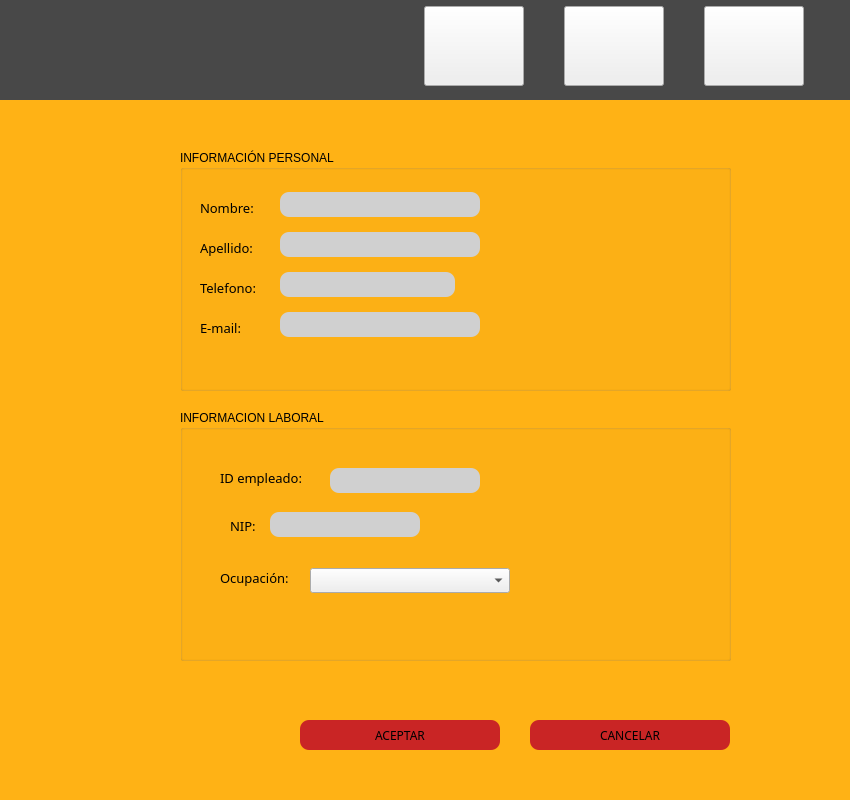
This is gerente_menu.ui in DanielPerMon/proyectoSaboreno as Qt 5 draws it before an edit. The edited form follows.
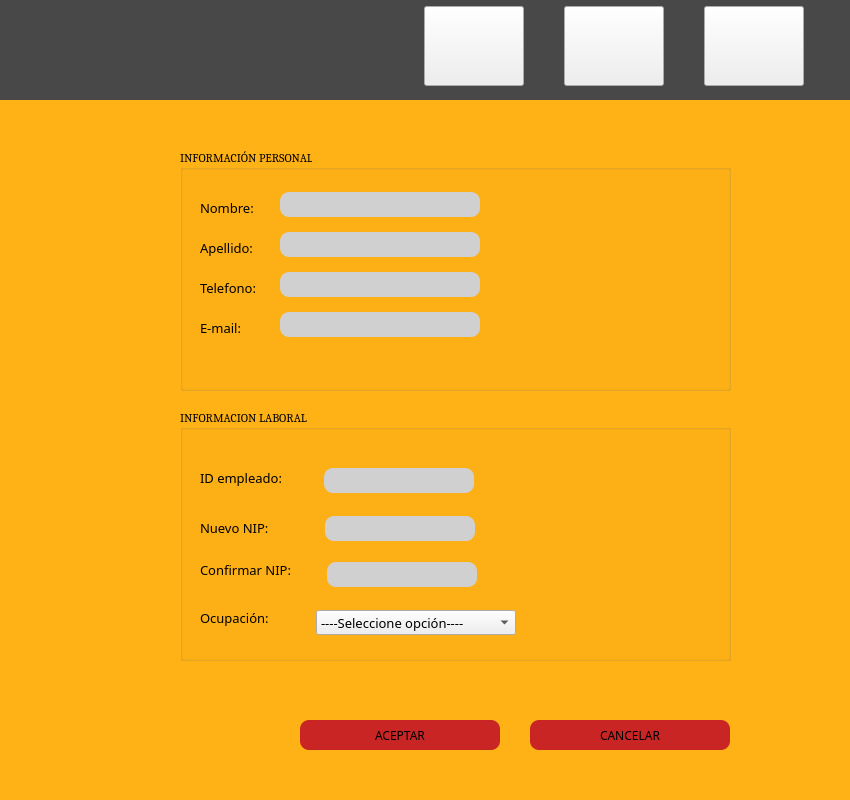
This is the edited form. The open tabs and pages were chosen to show the change. Icons and pictures are not drawn.

Commit message: se agrega inicio de sesión para gerente, un ícono para las ventanas, comentarios e inserción de usuarios

The edit to the form file:
```diff
--- a/gerente_menu.ui
+++ b/gerente_menu.ui
@@ -74,14 +74,19 @@
        <height>251</height>
       </rect>
      </property>
+     <property name="font">
+      <font>
+       <family>Cambria</family>
+      </font>
+     </property>
      <property name="title">
       <string>INFORMACION LABORAL</string>
      </property>
      <widget class="QLineEdit" name="nip_lineEdit">
       <property name="geometry">
        <rect>
-        <x>90</x>
-        <y>102</y>
+        <x>145</x>
+        <y>106</y>
         <width>150</width>
         <height>25</height>
        </rect>
@@ -92,11 +97,14 @@
 border:1px;
 border-radius:9px;}</string>
       </property>
+      <property name="echoMode">
+       <enum>QLineEdit::Password</enum>
+      </property>
      </widget>
      <widget class="QLineEdit" name="id_lineEdit">
       <property name="geometry">
        <rect>
-        <x>150</x>
+        <x>144</x>
         <y>58</y>
         <width>150</width>
         <height>25</height>
@@ -112,7 +120,7 @@
      <widget class="QLabel" name="label_6">
       <property name="geometry">
        <rect>
-        <x>40</x>
+        <x>20</x>
         <y>60</y>
         <width>101</width>
         <height>16</height>
@@ -131,10 +139,10 @@
      <widget class="QLabel" name="label_7">
       <property name="geometry">
        <rect>
-        <x>50</x>
+        <x>20</x>
         <y>108</y>
-        <width>41</width>
-        <height>16</height>
+        <width>91</width>
+        <height>20</height>
        </rect>
       </property>
       <property name="font">
@@ -144,14 +152,14 @@
        </font>
       </property>
       <property name="text">
-       <string>NIP:</string>
+       <string>Nuevo NIP:</string>
       </property>
      </widget>
      <widget class="QLabel" name="label_8">
       <property name="geometry">
        <rect>
-        <x>40</x>
-        <y>160</y>
+        <x>20</x>
+        <y>200</y>
         <width>91</width>
         <height>16</height>
        </rect>
@@ -169,11 +177,85 @@
      <widget class="QComboBox" name="ocupacion_comboBox">
       <property name="geometry">
        <rect>
-        <x>130</x>
-        <y>158</y>
+        <x>136</x>
+        <y>200</y>
         <width>200</width>
         <height>25</height>
        </rect>
+      </property>
+      <property name="font">
+       <font>
+        <family>Calisto MT</family>
+        <pointsize>10</pointsize>
+       </font>
+      </property>
+      <item>
+       <property name="text">
+        <string>----Seleccione opción----</string>
+       </property>
+      </item>
+      <item>
+       <property name="text">
+        <string>Cajero</string>
+       </property>
+      </item>
+      <item>
+       <property name="text">
+        <string>Mesero</string>
+       </property>
+      </item>
+      <item>
+       <property name="text">
+        <string>Cocinero</string>
+       </property>
+      </item>
+      <item>
+       <property name="text">
+        <string>Bartender</string>
+       </property>
+      </item>
+      <item>
+       <property name="text">
+        <string>Anfitrión</string>
+       </property>
+      </item>
+     </widget>
+     <widget class="QLabel" name="label_9">
+      <property name="geometry">
+       <rect>
+        <x>20</x>
+        <y>150</y>
+        <width>111</width>
+        <height>20</height>
+       </rect>
+      </property>
+      <property name="font">
+       <font>
+        <family>Calisto MT</family>
+        <pointsize>10</pointsize>
+       </font>
+      </property>
+      <property name="text">
+       <string>Confirmar NIP:</string>
+      </property>
+     </widget>
+     <widget class="QLineEdit" name="confirmanip_lineEdit">
+      <property name="geometry">
+       <rect>
+        <x>147</x>
+        <y>152</y>
+        <width>150</width>
+        <height>25</height>
+       </rect>
+      </property>
+      <property name="styleSheet">
+       <string notr="true">QLineEdit{
+background-color:rgb(208, 208, 208);
+border:1px;
+border-radius:9px;}</string>
+      </property>
+      <property name="echoMode">
+       <enum>QLineEdit::Password</enum>
       </property>
      </widget>
     </widget>
@@ -221,6 +303,11 @@
        <height>241</height>
       </rect>
      </property>
+     <property name="font">
+      <font>
+       <family>Cambria</family>
+      </font>
+     </property>
      <property name="styleSheet">
       <string notr="true">QLineEdit{
 background-color:rgb(208, 208, 208);
@@ -344,7 +431,7 @@
        <rect>
         <x>100</x>
         <y>122</y>
-        <width>175</width>
+        <width>200</width>
         <height>25</height>
        </rect>
       </property>
```
Left out of the diff: 6 changed lines with no effect on the pictures. The commit also changes 11 other files.
